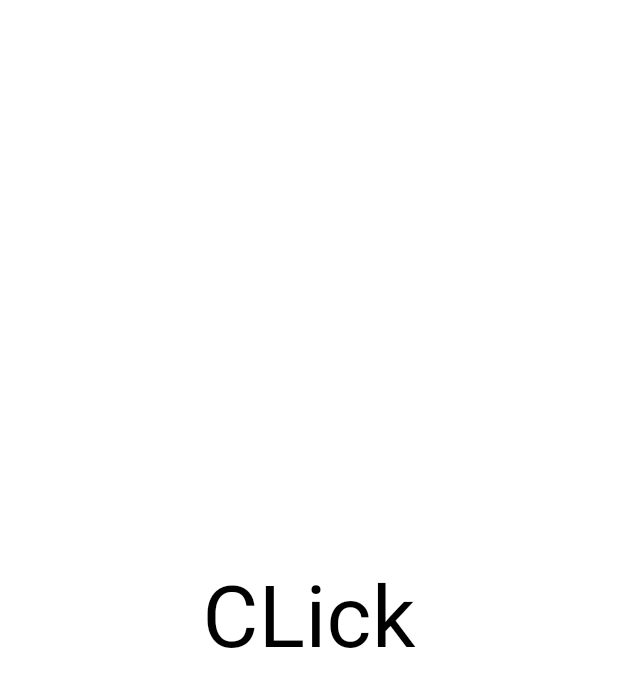
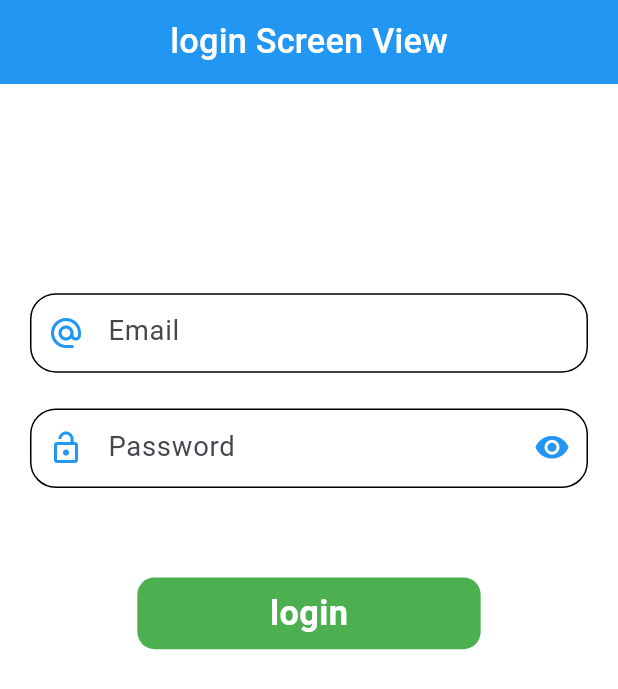
Before and after one commit to Gulshid/Flutter_developement, a Flutter app: the screen it shows after launch, on a phone screen of 412 x 824 dp. Shown: the top 689 px of the screen. Run offline on Flutter 3.47's test engine with Material 3 defaults, Android fonts, the phone set to English and light mode, and no system bars; our stand-ins replace animated_text_kit, another_flushbar, curved_navigation_bar, flutter_screenutil, flutter_slidable, flutter_spinkit and 6 more; accounts and stored records are empty.

Commit message:
almost done the MVVM Architecture

```diff
--- /dev/null
+++ b/flutter_dev/lib/State_Management/Resources/Colors.dart
@@ -0,0 +1,8 @@
+import 'package:flutter/material.dart';
+
+class AppColor {
+  static const Color blackColor = Color(0xFF00000);
+  static const Color whiteColor = Color(0xFFFFFFFF);
+
+  static const Color ButtonColor = Color(0x00FF00);
+}
--- /dev/null
+++ b/flutter_dev/lib/State_Management/Resources/Compponent/app_url.dart
@@ -0,0 +1,8 @@
+class AppUrl {
+  static var baseUrl = 'https://reqres.in/';
+
+  static var loginEndPoint = baseUrl + '/api/login';
+
+ static var RegisterapiEndPoint = baseUrl + '/api/register';
+
+}
--- /dev/null
+++ b/flutter_dev/lib/State_Management/Resources/Compponent/round_buttons.dart
@@ -0,0 +1,31 @@
+import 'package:flutter/material.dart';
+import 'package:flutter_dev/State_Management/Resources/Colors.dart';
+import 'package:flutter_screenutil/flutter_screenutil.dart';
+
+class RoundButton extends StatelessWidget {
+  final String title;
+  final bool loading;
+  final VoidCallback onpressed;
+  RoundButton({
+    Key? key,
+    required this.title,
+    this.loading=false,
+    required this.onpressed,
+  }) : super(key: key);
+
+  @override
+  Widget build(BuildContext context) {
+    return InkWell(
+      onTap:onpressed,
+      child: Container(
+        height: 40.h,
+        width: 200.w,
+        decoration: BoxDecoration(
+          color:Colors.green,
+          borderRadius: BorderRadius.circular(10.r),
+        ),
+        child: Center(child: loading?CircularProgressIndicator(): Text(title, style: TextStyle(color: AppColor.whiteColor,fontSize: 20.sp,fontWeight: FontWeight.bold))),
+      ),
+    );
+  }
+}
--- a/flutter_dev/lib/State_Management/Utills/Rouute/routes.dart
+++ b/flutter_dev/lib/State_Management/Utills/Rouute/routes.dart
@@ -1,8 +1,8 @@
 import 'package:flutter/cupertino.dart';
 import 'package:flutter/material.dart';
 import 'package:flutter_dev/State_Management/Utills/Rouute/route_name.dart';
-import 'package:flutter_dev/State_Management/View_/home_screen.dart';
-import 'package:flutter_dev/State_Management/View_/login_screen.dart';
+import 'package:flutter_dev/State_Management/View_/home_View.dart';
+import 'package:flutter_dev/State_Management/View_/login_View.dart';
 
 class Routes {
   static Route<dynamic>  generateRoute(RouteSettings settings) {
--- a/flutter_dev/lib/State_Management/Utills/utills.dart
+++ b/flutter_dev/lib/State_Management/Utills/utills.dart
@@ -5,6 +5,15 @@ import 'package:fluttertoast/fluttertoast.dart';
 import 'package:another_flushbar/flushbar.dart';
 
 class Utills {
+  static void fieldfocusNode(
+    BuildContext context,
+    FocusNode cuurent,
+    FocusNode next,
+  ) {
+    cuurent.unfocus();
+    FocusScope.of(context).requestFocus(next);
+  }
+
   static toastMessage(String message) {
     Fluttertoast.showToast(
       msg: message,
@@ -39,7 +48,13 @@ class Utills {
 
   static snakbar(String message, BuildContext context) {
     return ScaffoldMessenger.of(context).showSnackBar(
-      SnackBar(backgroundColor: Colors.blue, content: Text(message)),
+      SnackBar(
+        backgroundColor: Colors.blue,
+        content: Text(message),
+        padding: EdgeInsets.all(20),
+
+        //  margin: EdgeInsets.symmetric(horizontal: 20.0,vertical: 10.0),
+      ),
     );
   }
 }
--- /dev/null
+++ b/flutter_dev/lib/State_Management/View_/login_View.dart
@@ -0,0 +1,181 @@
+import 'package:flutter/material.dart';
+import 'package:flutter_dev/State_Management/Resources/Compponent/round_buttons.dart';
+import 'package:flutter_dev/State_Management/Utills/utills.dart';
+import 'package:flutter_dev/State_Management/View_Model/auth_view_model.dart';
+import 'package:flutter_screenutil/flutter_screenutil.dart';
+import 'package:provider/provider.dart';
+// import 'package:flutter_dev/State_Management/Utills/Rouute/route_name.dart';
+// import 'package:flutter_dev/State_Management/Utills/utills.dart';
+// import 'package:flutter_screenutil/flutter_screenutil.dart';
+
+class Login_Screen extends StatefulWidget {
+  const Login_Screen({super.key});
+
+  @override
+  State<Login_Screen> createState() => _Login_ScreenState();
+}
+
+class _Login_ScreenState extends State<Login_Screen> {
+  TextEditingController _email_controller = TextEditingController();
+  TextEditingController _password_controller = TextEditingController();
+
+  FocusNode emailfocusnode = FocusNode();
+  FocusNode passwordfocusnode = FocusNode();
+
+  ValueNotifier<bool> obsecured = ValueNotifier<bool>(false);
+  @override
+  void dispose() {
+    _email_controller.dispose();
+    _password_controller.dispose();
+
+    emailfocusnode.dispose();
+    passwordfocusnode.dispose();
+
+    obsecured.dispose();
+
+    super.dispose();
+  }
+
+  @override
+  Widget build(BuildContext context) {
+    final authviewModel = Provider.of<AuthViewModel>(context);
+    return Scaffold(
+      backgroundColor: Colors.white,
+      appBar: AppBar(
+        title: Text('login Screen View', style: TextStyle(color: Colors.white)),
+        centerTitle: true,
+      ),
+      body:
+      //this is for utils for text
+      // InkWell(
+      //   onTap: () {
+      //     Utills.toastMessage('You tapped me');
+      //     Utills.flushBarErrorMessages('Hello', context);
+      //     Utills.snakbar('Hello World', context);
+      //   },
+      //   child: Center(
+      //     child: Text(
+      //       'CLick',
+      //       style: TextStyle(color: Colors.black, fontSize: 50.sp),
+      //     ),
+      //   ),
+      // ),
+      // This is for login screen
+      Padding(
+        padding: const EdgeInsets.all(20.0),
+        child: SafeArea(
+          child: Column(
+            children: [
+              SizedBox(height: 100.h),
+              //1st Textfield for email
+              TextFormField(
+                onFieldSubmitted: (value) {
+                  Utills.fieldfocusNode(
+                    context,
+                    emailfocusnode,
+                    passwordfocusnode,
+                  );
+                },
+                canRequestFocus: true,
+                focusNode: emailfocusnode,
+                style: TextStyle(color: Colors.black),
+                controller: _email_controller,
+                keyboardType: TextInputType.emailAddress,
+                decoration: InputDecoration(
+                  hintText: 'Enter Email',
+                  labelText: 'Email',
+                  // labelStyle: TextStyle(color: Colors.teal),
+                  prefixIcon: Icon(Icons.alternate_email, color: Colors.blue),
+                  hintStyle: TextStyle(color: Colors.indigo),
+                  border: OutlineInputBorder(
+                    borderRadius: BorderRadius.circular(15.r),
+                  ),
+
+                  focusedBorder: OutlineInputBorder(
+                    borderRadius: BorderRadius.circular(15.r),
+                  ),
+
+                  enabledBorder: OutlineInputBorder(
+                    borderRadius: BorderRadius.circular(15.r),
+                  ),
+                ),
+              ),
+
+              SizedBox(height: 20.h),
+              ValueListenableBuilder(
+                valueListenable: obsecured,
+                builder: (context, value, child) {
+                  return TextFormField(
+                    focusNode: passwordfocusnode,
+                    style: TextStyle(color: Colors.black),
+                    obscureText: obsecured.value,
+                    obscuringCharacter: '*',
+                    controller: _password_controller,
+                    decoration: InputDecoration(
+                      hintText: 'Enter password',
+                      labelText: 'Password',
+                      // labelStyle: TextStyle(color: const Color.fromARGB(255, 11, 185, 168)),
+                      suffixIcon: InkWell(
+                        onTap: () {
+                          obsecured.value = !obsecured.value;
+                        },
+                        child: Icon(
+                          obsecured.value
+                              ? Icons.visibility_off
+                              : Icons.visibility_sharp,
+                          color: Colors.blue,
+                        ),
+                      ),
+                      prefixIcon: Icon(Icons.lock_open, color: Colors.blue),
+                      hintStyle: TextStyle(color: Colors.indigo),
+                      border: OutlineInputBorder(
+                        borderRadius: BorderRadius.circular(15.r),
+                      ),
+
+                      focusedBorder: OutlineInputBorder(
+                        borderRadius: BorderRadius.circular(15.r),
+                      ),
+
+                      enabledBorder: OutlineInputBorder(
+                        borderRadius: BorderRadius.circular(15.r),
+                      ),
+                    ),
+                  );
+                },
+              ),
+              SizedBox(height: 50.h),
+              RoundButton(
+                title: 'login',
+                onpressed: () {
+                  if (_email_controller.text.isEmpty) {
+                    Utills.flushBarErrorMessages(
+                      'Please! Enter in Email',
+                      context,
+                    );
+                  } else if (_email_controller.text.isEmpty) {
+                    Utills.flushBarErrorMessages(
+                      'Please! Enter in Password',
+                      context,
+                    );
+                  } else if (_password_controller.text.length < 6) {
+                    Utills.flushBarErrorMessages(
+                      'Please! Enter 6 digit Password',
+                      context,
+                    );
+                  } else {
+                    Map data = {
+                      "email": _email_controller.text.toString(),
+                      "password": _password_controller.text.toString(),
+                    };
+                    authviewModel.login_api(data,context);
+                    'api hit';
+                  }
+                },
+              ),
+            ],
+          ),
+        ),
+      ),
+    );
+  }
+}
--- a/flutter_dev/lib/State_Management/View_/login_screen.dart
+++ /dev/null
@@ -1,33 +0,0 @@
-import 'package:flutter/material.dart';
-// import 'package:flutter_dev/State_Management/Utills/Rouute/route_name.dart';
-import 'package:flutter_dev/State_Management/Utills/utills.dart';
-import 'package:flutter_screenutil/flutter_screenutil.dart';
-
-class Login_Screen extends StatefulWidget {
-  const Login_Screen({super.key});
-
-  @override
-  State<Login_Screen> createState() => _Login_ScreenState();
-}
-
-class _Login_ScreenState extends State<Login_Screen> {
-  @override
-  Widget build(BuildContext context) {
-    return Scaffold(
-      backgroundColor: Colors.white,
-      body: InkWell(
-        onTap: () {
-          Utills.toastMessage('You tapped me');
-          // Utills.flushBarErrorMessages('Hello', context);
-          Utills.snakbar('Hello World', context);
-        },
-        child: Center(
-          child: Text(
-            'CLick',
-            style: TextStyle(color: Colors.black, fontSize: 50.sp),
-          ),
-        ),
-      ),
-    );
-  }
-}
--- /dev/null
+++ b/flutter_dev/lib/State_Management/View_Model/auth_view_model.dart
@@ -0,0 +1,23 @@
+import 'package:flutter/foundation.dart';
+import 'package:flutter/material.dart';
+import 'package:flutter_dev/State_Management/Repositorie/auth_repos.dart';
+import 'package:flutter_dev/State_Management/Utills/utills.dart';
+
+class AuthViewModel with ChangeNotifier {
+  final _myRepo = AuthRepos();
+  Future<void> login_api(dynamic data, BuildContext context) async {
+    _myRepo
+        .login_api(data)
+        .then((value) {
+          if (kDebugMode) {
+            print(value.toString());
+          }
+        })
+        .onError((error, StackTrace) {
+          if (kDebugMode) {
+            Utills.flushBarErrorMessages(error.toString(), context);
+            print(error.toString());
+          }
+        });
+  }
+}
--- a/flutter_dev/lib/main.dart
+++ b/flutter_dev/lib/main.dart
@@ -7,6 +7,7 @@ import 'package:flutter_dev/State_Management/Provider/count_provider.dart';
 import 'package:flutter_dev/State_Management/Provider/theme_changer_provider.dart';
 import 'package:flutter_dev/State_Management/Utills/Rouute/route_name.dart';
 import 'package:flutter_dev/State_Management/Utills/Rouute/routes.dart';
+import 'package:flutter_dev/State_Management/View_Model/auth_view_model.dart';
 import 'package:flutter_screenutil/flutter_screenutil.dart';
 import 'package:provider/provider.dart';
 
@@ -61,6 +62,7 @@ class MyApp extends StatelessWidget {
             ChangeNotifierProvider(create: (_) => Favourite_app()),
             ChangeNotifierProvider(create: (_) => Theme_Changer()),
             ChangeNotifierProvider(create: (_) => auth_provider()),
+            ChangeNotifierProvider(create: (_) => AuthViewModel()),
 
           ],
 
```
Also changed, not shown: flutter_dev/lib/State_Management/Repositorie/auth_repos.dart (added, +32 -0 lines), flutter_dev/lib/State_Management/View_/home_View.dart (renamed from flutter_dev/lib/State_Management/View_/home_screen.dart).
